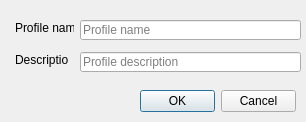
Qt form ui/wizard/ui_profile.ui (gltn/stdm) before a commit.
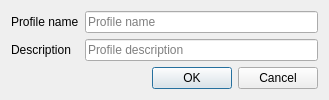
The same form after that commit.

```diff
--- a/ui/wizard/ui_profile.ui
+++ b/ui/wizard/ui_profile.ui
@@ -6,61 +6,44 @@
    <rect>
     <x>0</x>
     <y>0</y>
-    <width>306</width>
-    <height>122</height>
+    <width>329</width>
+    <height>93</height>
    </rect>
   </property>
   <property name="windowTitle">
    <string>Profile Editor</string>
   </property>
-  <widget class="QLineEdit" name="edtDesc">
-   <property name="geometry">
-    <rect>
-     <x>80</x>
-     <y>52</y>
-     <width>221</width>
-     <height>20</height>
-    </rect>
-   </property>
+  <layout class="QFormLayout" name="formLayout">
+   <item row="0" column="0">
+    <widget class="QLabel" name="label">
+     <property name="text">
+      <string>Profile name</string>
+     </property>
+    </widget>
+   </item>
+   <item row="0" column="1">
+    <widget class="QLineEdit" name="edtProfile">
    <property name="placeholderText">
-    <string>Profile description</string>
-   </property>
-  </widget>
+      <string>Profile name</string>
+     </property>
+    </widget>
+   </item>
+   <item row="1" column="0">
   <widget class="QLabel" name="label_2">
-   <property name="geometry">
-    <rect>
-     <x>15</x>
-     <y>52</y>
-     <width>53</width>
-     <height>16</height>
-    </rect>
-   </property>
    <property name="text">
     <string>Description</string>
    </property>
   </widget>
-  <widget class="QLabel" name="label">
-   <property name="geometry">
-    <rect>
-     <x>15</x>
-     <y>20</y>
-     <width>59</width>
-     <height>16</height>
-    </rect>
-   </property>
-   <property name="text">
-    <string>Profile name</string>
-   </property>
-  </widget>
+   </item>
+   <item row="1" column="1">
+    <widget class="QLineEdit" name="edtDesc">
+     <property name="placeholderText">
+      <string>Profile description</string>
+     </property>
+    </widget>
+   </item>
+   <item row="2" column="1">
   <widget class="QDialogButtonBox" name="buttonBox">
-   <property name="geometry">
-    <rect>
-     <x>140</x>
-     <y>90</y>
-     <width>156</width>
-     <height>23</height>
-    </rect>
-   </property>
    <property name="orientation">
     <enum>Qt::Horizontal</enum>
    </property>
@@ -68,19 +51,8 @@
     <set>QDialogButtonBox::Cancel|QDialogButtonBox::Ok</set>
    </property>
   </widget>
-  <widget class="QLineEdit" name="edtProfile">
-   <property name="geometry">
-    <rect>
-     <x>80</x>
-     <y>20</y>
-     <width>221</width>
-     <height>20</height>
-    </rect>
-   </property>
-   <property name="placeholderText">
-    <string>Profile name</string>
-   </property>
-  </widget>
+   </item>
+  </layout>
  </widget>
  <tabstops>
   <tabstop>edtProfile</tabstop>
```
Lines whose indentation alone changed are shown as unchanged.
